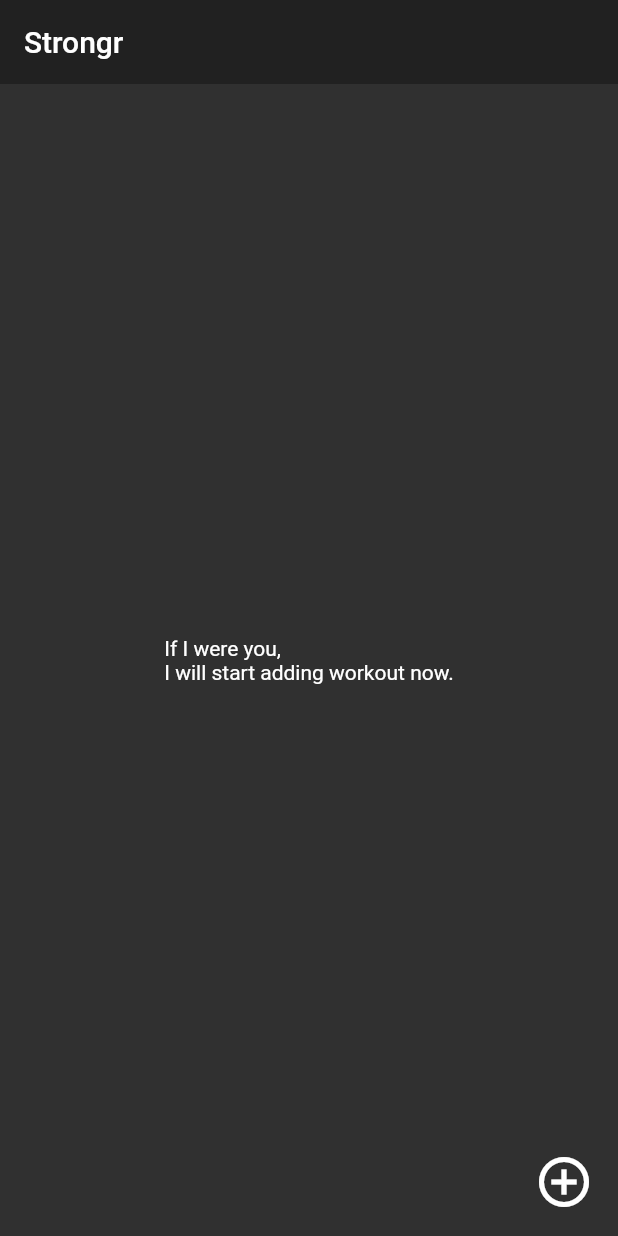
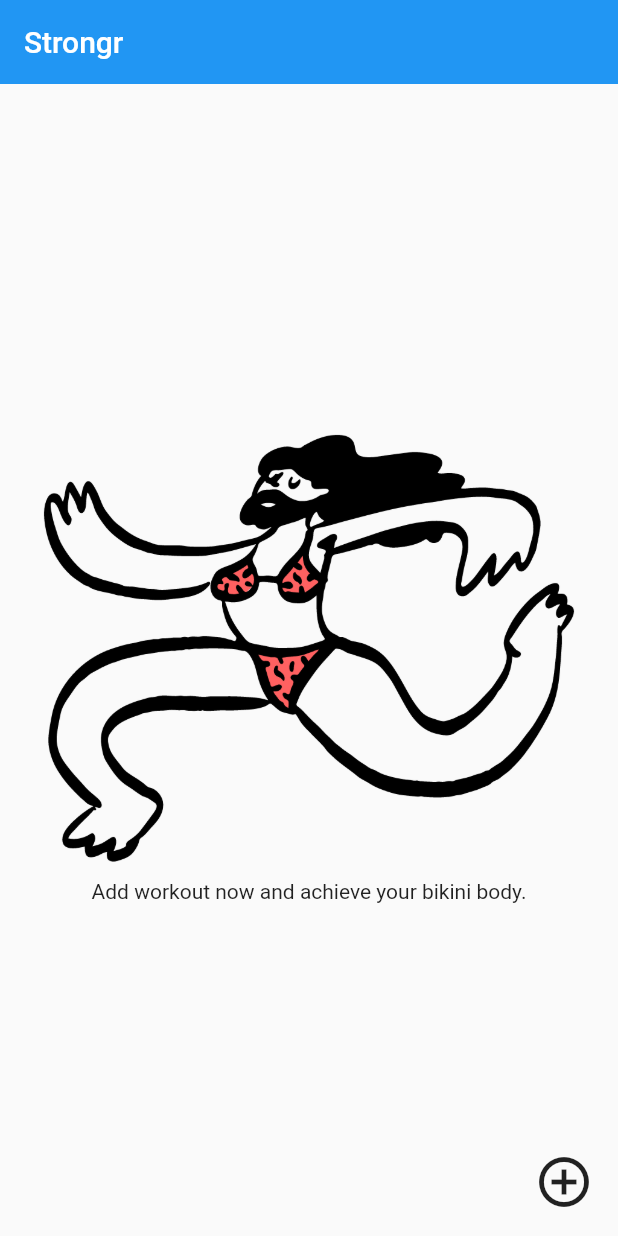
Before and after one commit to raimsargado/Push, a Flutter app: the WorkoutView screen opened directly with empty values, after a tap on the "arrow back ios" icon, on a phone screen of 412 x 824 dp. Run offline on Flutter 3.47's test engine with Material 2 defaults, Android fonts, the phone set to English and light mode, and no system bars; our stand-ins replace flutter_svg, fluttertoast, get_it, sembast.

Commit message:
doodle place holders

```diff
--- a/lib/exercise/data/exercise_repo.dart
+++ b/lib/exercise/data/exercise_repo.dart
@@ -17,11 +17,9 @@ class ExerciseRepo extends ExerciseRepoApi {
   }
 
   @override
-  // TODO: implement exercise
   Exercise get exercise => null;
 
   @override
-  // TODO: implement exercises
   List<Exercise> get exercises => null;
 
   @override
--- a/lib/exercise/views/exercise_item.dart
+++ b/lib/exercise/views/exercise_item.dart
@@ -42,7 +42,6 @@ class _ExerciseItemState extends State<ExerciseItem> {
 
   @override
   Widget build(BuildContext context) {
-    // TODO: implement build
     return GestureDetector(
       onTap: () {
 //        Navigator.push(
--- a/lib/home/home_view.dart
+++ b/lib/home/home_view.dart
@@ -1,4 +1,5 @@
 import 'package:flutter/material.dart';
+import 'package:flutter_svg/flutter_svg.dart';
 import 'package:fluttertoast/fluttertoast.dart';
 import 'package:strongr/service_init.dart';
 import 'package:strongr/workout/bloc/workout_bloc_api.dart';
@@ -10,7 +11,7 @@ class HomeView extends StatelessWidget {
   Widget build(BuildContext context) {
     return MaterialApp(
       title: 'Flutter Demo',
-      theme: ThemeData.dark(),
+      theme: ThemeData.fallback(),
       home: WorkoutListView(), /**[WorkoutListView] as home page**/
     );
   }
@@ -24,9 +25,14 @@ class WorkoutListView extends StatelessWidget {
 
   @override
   Widget build(BuildContext context) {
+//    final String assetName = 'assets/BikiniDoodle.svg';
+//    final Widget svg = SvgPicture.asset(
+//      assetName,
+//      semanticsLabel: 'Empty',
+//
+//    );
 
     print("build stateless $_workouts");
-    // TODO: implement build
     return Scaffold(
       appBar: AppBar(
         title: Text("Strongr"),
@@ -37,8 +43,7 @@ class WorkoutListView extends StatelessWidget {
         builder: (context, snapshot) {
           print("homeview snapshot data: ${snapshot.data}");
           if (snapshot.data == null) {
-            return Center(
-              child: CircularProgressIndicator());
+            return Center(child: CircularProgressIndicator());
           } else {
             var workouts = snapshot.data as List<Workout>;
             print("home_view workouts: ${workouts.length}");
@@ -60,8 +65,13 @@ class WorkoutListView extends StatelessWidget {
               );
             } else {
               return Center(
-                child: Text("If I were you, "
-                    "\nI will start adding workout now."),
+                child: Column(
+                  mainAxisAlignment: MainAxisAlignment.center,
+                  children: <Widget>[
+                    Image(image: AssetImage('assets/BikiniDoodle.png')),
+                    Text("Add workout now and achieve your bikini body."),
+                  ],
+                ),
               );
             }
           }
--- a/lib/workout/data/workout_repo.dart
+++ b/lib/workout/data/workout_repo.dart
@@ -28,7 +28,6 @@ class WorkoutRepo implements WorkoutRepoApi {
   }
 
   @override
-  // TODO: implement workouts
   Future<List<Workout>> getWorkouts() async {
     return await dao.getWorkoutsFromDao();
   }
@@ -40,7 +39,6 @@ class WorkoutRepo implements WorkoutRepoApi {
 
   @override
   Future<bool> searchWorkout(Workout workout) async {
-    // TODO: implement searchWorkout
     return await dao.hasWorkout(workout);
   }
 }
--- a/lib/workout/views/workout_view.dart
+++ b/lib/workout/views/workout_view.dart
@@ -163,9 +163,14 @@ class _WorkoutViewState extends State<WorkoutView> {
               return Center(child: CircularProgressIndicator());
             } else {
               if (snapshot.data.isEmpty) {
-                return Center(
-                  child: Text("Dude , tap that damn add button then"
-                      " \nstart adding exercises."),
+              return  Center(
+                  child: Column(
+                    mainAxisAlignment: MainAxisAlignment.center,
+                    children: <Widget>[
+                      Image(image: AssetImage('assets/MoshingDoodle.png')),
+                      Text("Slight warm-up will do before starting."),
+                    ],
+                  ),
                 );
               } else {
                 var exercises = snapshot.data;
--- a/lib/workset/data/workset_dao.dart
+++ b/lib/workset/data/workset_dao.dart
@@ -28,7 +28,6 @@ class WorkSetDao {
   // TODO: implement workSet
   WorkSet get workSet => null;
 
-  // TODO: implement workSets
   Future<List<WorkSet>> getWorkSets(
       String workoutName, String exerciseName) async {
     //INIT THE STORE , [workoutName] + [exerciseName] as store ref
--- a/pubspec.yaml
+++ b/pubspec.yaml
@@ -29,6 +29,7 @@ dependencies:
   path_provider: ^1.3.0
   get_it: ^3.0.1
   fluttertoast: ^3.1.3
+  flutter_svg: ^0.15.0
 
 
 dev_dependencies:
@@ -48,7 +49,8 @@ flutter:
   uses-material-design: true
 
   # To add assets to your application, add an assets section, like this:
-  # assets:
+  assets:
+    - assets/
   #  - images/a_dot_burr.jpeg
   #  - images/a_dot_ham.jpeg
 
```
Also changed, not shown: assets/BikiniDoodle.png (added), assets/BikiniDoodle.svg (added), assets/MoshingDoodle.png (added), pubspec.lock.
